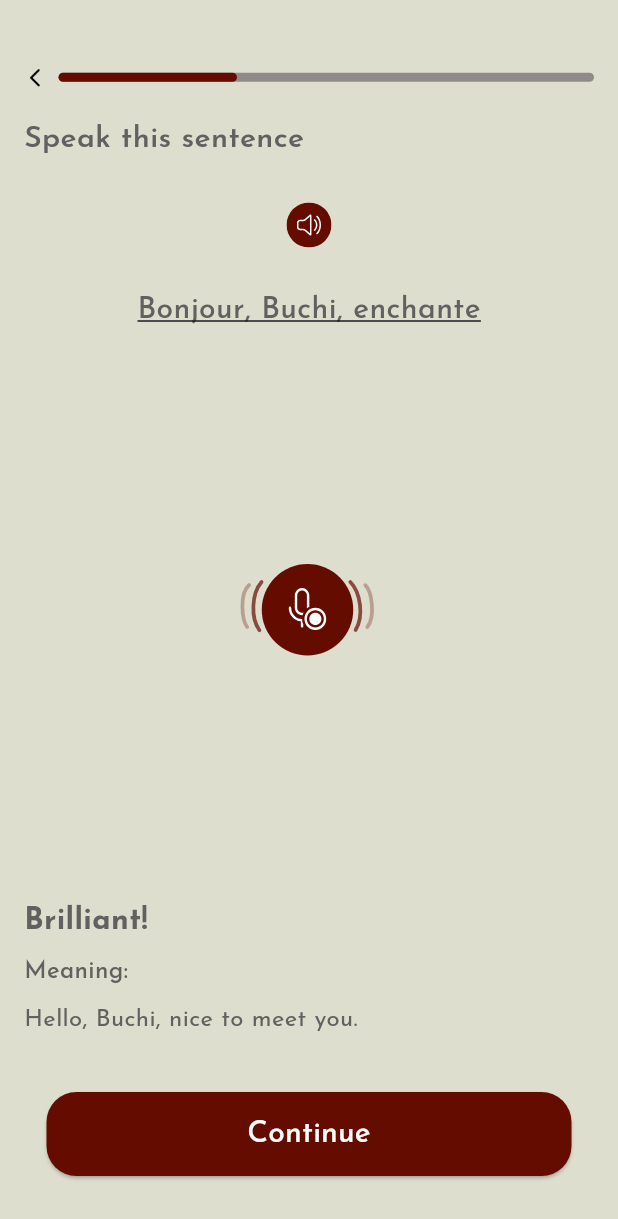
After one commit to Dolapo-A/SpeakSphere, a Flutter app: the HomeScreen screen opened directly, after a tap on "Speaking", on a phone screen of 412 x 824 dp. The commit adds this screen. Shown: the top 1219 px of the screen. Run offline on Flutter 3.47's test engine with Material 3 defaults, Android fonts, the phone set to English and light mode, and no system bars; our stand-ins replace dotted_border, flutter_svg, google_fonts.

Commit message:
speak screen added

```diff
--- a/lib/main.dart
+++ b/lib/main.dart
@@ -1,7 +1,7 @@
 import 'package:flutter/material.dart';
 import 'package:google_fonts/google_fonts.dart';
+import 'package:speaksphere/screens/speaking/speakScreen.dart';
 import 'package:speaksphere/screens/splash/splashScreen.dart';
-import 'package:speaksphere/screens/streaks/streakScreen.dart';
 
 void main() {
   runApp(const MyApp());
--- a/lib/screens/navigationScreens/homeScreen.dart
+++ b/lib/screens/navigationScreens/homeScreen.dart
@@ -1,6 +1,7 @@
 import 'package:flutter/material.dart';
 import 'package:flutter_svg/flutter_svg.dart';
 import 'package:speaksphere/constants/colors.dart';
+import 'package:speaksphere/screens/speaking/speakScreen.dart';
 import 'package:speaksphere/screens/streaks/streakScreen.dart';
 
 class HomeScreen extends StatelessWidget {
@@ -48,12 +49,10 @@ class HomeScreen extends StatelessWidget {
                       mainAxisExtent: 150,
                       crossAxisSpacing: 36,
                       mainAxisSpacing: 36,
-                      childAspectRatio: 1
-
-                      ),
+                      childAspectRatio: 1),
                   itemCount: 8,
                   itemBuilder: (context, index) {
-                    return buildGridItem(index);
+                    return buildGridItem(index, context);
                   })
             ],
           ),
@@ -116,8 +115,6 @@ class StatusBar extends StatelessWidget {
               onTap: () {},
               child: SvgPicture.asset('assets/components/kingdomflag.svg'),
             ),
-            Row(
-              children: [
             GestureDetector(
               onTap: () {
                 Navigator.of(context)
@@ -125,8 +122,9 @@ class StatusBar extends StatelessWidget {
                   return const StreakScreen();
                 }));
               },
-                  child: SvgPicture.asset('assets/components/fire.svg'),
-                ),
+              child: Row(
+                children: [
+                  SvgPicture.asset('assets/components/fire.svg'),
                   const SizedBox(
                     width: 4,
                   ),
@@ -135,6 +133,7 @@ class StatusBar extends StatelessWidget {
                     style: TextStyle(fontSize: 12),
                   ),
                 ],
+              ),
             ),
             Row(
               children: [
@@ -162,13 +161,13 @@ class StatusBar extends StatelessWidget {
   }
 }
 
-Widget buildGridItem(int index) {
+Widget buildGridItem(int index, BuildContext context) {
   // Customize each grid item based on the index
   Widget itemContent = Container();
   Widget headingText = const Text('');
   Widget subheadingText = const Text('');
   Widget progressBar = const LinearProgressIndicator();
-  // Color backgroundColor;
+  // Widget context;
 
   switch (index % 8) {
     case 0:
@@ -206,7 +205,6 @@ Widget buildGridItem(int index) {
           value: 5 / 10,
           color: secondaryColor,
           backgroundColor: progressBarBackgroundColor);
-      Colors.green;
       break;
     case 2:
       itemContent = SvgPicture.asset('assets/components/writinghand.svg');
@@ -228,24 +226,60 @@ Widget buildGridItem(int index) {
       Colors.orange;
       break;
     case 3:
-      itemContent = SvgPicture.asset('assets/components/speaking.svg');
+      return GestureDetector(
+        onTap: () {
+          Navigator.of(context).push(MaterialPageRoute(builder: (context) {
+            return const SpeakScreen();
+          }));
+        },
+        child: Container(
+          decoration: BoxDecoration(
+            color: backgroundColor,
+            borderRadius: BorderRadius.circular(12.0),
+            border: Border.all(
+              color: secondaryColor50shade,
+              width: 1.0,
+            ),
+          ),
+          child: Padding(
+            padding: const EdgeInsets.all(16.0),
+            child: Column(
+              crossAxisAlignment: CrossAxisAlignment.start,
+              children: [
+                itemContent =
+                    SvgPicture.asset('assets/components/speaking.svg'),
+                const SizedBox(
+                  height: 4,
+                ),
                 headingText = const Text(
                   'Speaking',
                   style: TextStyle(fontSize: 20, fontWeight: FontWeight.w700),
-      );
+                ),
+                const SizedBox(
+                  height: 2,
+                ),
                 subheadingText = const Text(
                   'You completed 25%',
                   style: TextStyle(
-            fontSize: 13, fontWeight: FontWeight.w600, color: inactiveTabColor),
-      );
+                      fontSize: 13,
+                      fontWeight: FontWeight.w600,
+                      color: inactiveTabColor),
+                ),
+                const SizedBox(
+                  height: 4,
+                ),
                 progressBar = const LinearProgressIndicator(
                     borderRadius: BorderRadius.all(Radius.circular(20)),
                     minHeight: 6,
                     value: 2.5 / 10,
                     color: secondaryColor,
-          backgroundColor: progressBarBackgroundColor);
-      Colors.purple;
-      break;
+                    backgroundColor: progressBarBackgroundColor),
+              ],
+            ),
+          ),
+        ),
+      );
+
     case 4:
       itemContent = SvgPicture.asset('assets/components/books.svg');
       headingText = const Text(
--- /dev/null
+++ b/lib/screens/speaking/speakScreen.dart
@@ -0,0 +1,199 @@
+import 'package:flutter/material.dart';
+import 'package:flutter_svg/flutter_svg.dart';
+import 'package:speaksphere/constants/colors.dart';
+
+class SpeakScreen extends StatefulWidget {
+  const SpeakScreen({super.key});
+
+  @override
+  State<SpeakScreen> createState() => _SpeakScreenState();
+}
+
+class _SpeakScreenState extends State<SpeakScreen>
+    with SingleTickerProviderStateMixin {
+  late AnimationController _controller;
+  late Animation<double> _scaleAnimation;
+  bool _isPlaying = false;
+
+  @override
+  void initState() {
+    super.initState();
+    _controller =
+        AnimationController(vsync: this, duration: const Duration(seconds: 1));
+    _scaleAnimation = Tween<double>(begin: 1.0, end: 1.1)
+        .animate(CurvedAnimation(parent: _controller, curve: Curves.easeInOut));
+  }
+
+  void _toggleAnimation() {
+    if (_isPlaying) {
+      _controller.reset();
+    } else {
+      _controller.repeat(reverse: true);
+    }
+
+    setState(() {
+      _isPlaying = !_isPlaying;
+    });
+  }
+
+  @override
+  void dispose() {
+    _controller.dispose();
+    super.dispose();
+  }
+
+  @override
+  Widget build(BuildContext context) {
+    return Scaffold(
+      backgroundColor: backgroundColor,
+      body: Padding(
+        padding:
+            const EdgeInsets.only(top: 44.0, right: 16, bottom: 0, left: 16),
+        child: Column(
+          children: [
+            Row(
+              mainAxisAlignment: MainAxisAlignment.spaceBetween,
+              children: [
+                GestureDetector(
+                  onTap: () {
+                    Navigator.of(context).pop();
+                  },
+                  child: const Icon(
+                    Icons.arrow_back_ios_rounded,
+                    color: Colors.black,
+                    size: 15,
+                  ),
+                ),
+                const SizedBox(
+                  width: 8,
+                ),
+                const Expanded(
+                  child: LinearProgressIndicator(
+                    borderRadius: BorderRadius.all(Radius.circular(20)),
+                    minHeight: 6,
+                    value: 2 / 6,
+                    color: secondaryColor,
+                    // valueColor: ,
+                    backgroundColor:
+                        progressBarBackgroundColor, // Customize the background color as needed
+                  ),
+                ),
+              ],
+            ),
+            const SizedBox(
+              height: 24,
+            ),
+            const Align(
+              alignment: Alignment.centerLeft,
+              child: Text(
+                'Speak this sentence',
+                style: TextStyle(
+                  color: Color(0xFF616161),
+                  fontSize: 20,
+                  fontWeight: FontWeight.w600,
+                  height: 0,
+                ),
+              ),
+            ),
+            const SizedBox(
+              height: 32,
+            ),
+            SvgPicture.asset('assets/components/volume.svg'),
+            const SizedBox(
+              height: 32,
+            ),
+            const Text(
+              'Bonjour, Buchi, enchante',
+              style: TextStyle(
+                color: Color(0xFF616161),
+                fontSize: 20,
+                fontWeight: FontWeight.w500,
+                decoration: TextDecoration.underline,
+                height: 0,
+              ),
+            ),
+            Expanded(
+              child: Align(
+                  alignment: Alignment.center,
+                  child: ScaleTransition(
+                      scale: _scaleAnimation,
+                      child: GestureDetector(
+                          onTap: () {},
+                          child:
+                              SvgPicture.asset('assets/components/mic.svg')))),
+            ),
+            const Align(
+              alignment: Alignment.centerLeft,
+              child: Column(
+                crossAxisAlignment: CrossAxisAlignment.start,
+                children: [
+                  Text(
+                    'Brilliant!',
+                    style: TextStyle(
+                      color: Color(0xFF616161),
+                      fontSize: 20,
+                      fontWeight: FontWeight.w700,
+                      height: 0,
+                    ),
+                  ),
+                  SizedBox(
+                    height: 16,
+                  ),
+                  Text(
+                    'Meaning:',
+                    style: TextStyle(
+                      color: Color(0xFF616161),
+                      fontSize: 16,
+                      fontWeight: FontWeight.w500,
+                      height: 0,
+                    ),
+                  ),
+                  SizedBox(
+                    height: 16,
+                  ),
+                  Text(
+                    'Hello, Buchi, nice to meet you.',
+                    style: TextStyle(
+                      color: Color(0xFF616161),
+                      fontSize: 16,
+                      fontWeight: FontWeight.w400,
+                      height: 0,
+                    ),
+                  )
+                ],
+              ),
+            ),
+            Padding(
+              padding: const EdgeInsets.only(top: 40, bottom: 40),
+              child: ElevatedButton(
+                  style: ButtonStyle(
+                    backgroundColor: MaterialStateProperty.all(secondaryColor),
+                    minimumSize: const MaterialStatePropertyAll(Size(350, 56)),
+                    shape: MaterialStateProperty.all(RoundedRectangleBorder(
+                        borderRadius: BorderRadius.circular(20))),
+                  ),
+                  onPressed: _toggleAnimation,
+                  child: _isPlaying
+                      ? const Text(
+                          'Stop',
+                          style: TextStyle(
+                              color: Colors.white,
+                              fontSize: 20,
+                              fontWeight: FontWeight.w500,
+                              height: 0),
+                        )
+                      : const Text(
+                          'Continue',
+                          style: TextStyle(
+                              color: Colors.white,
+                              fontSize: 20,
+                              fontWeight: FontWeight.w500,
+                              height: 0),
+                        )),
+            ),
+          ],
+        ),
+      ),
+    );
+  }
+}
```
Also changed, not shown: assets/components/Vector.svg (added), assets/components/mic.svg (added), assets/components/volume.svg (added). Lines whose indentation alone changed are shown as unchanged.
